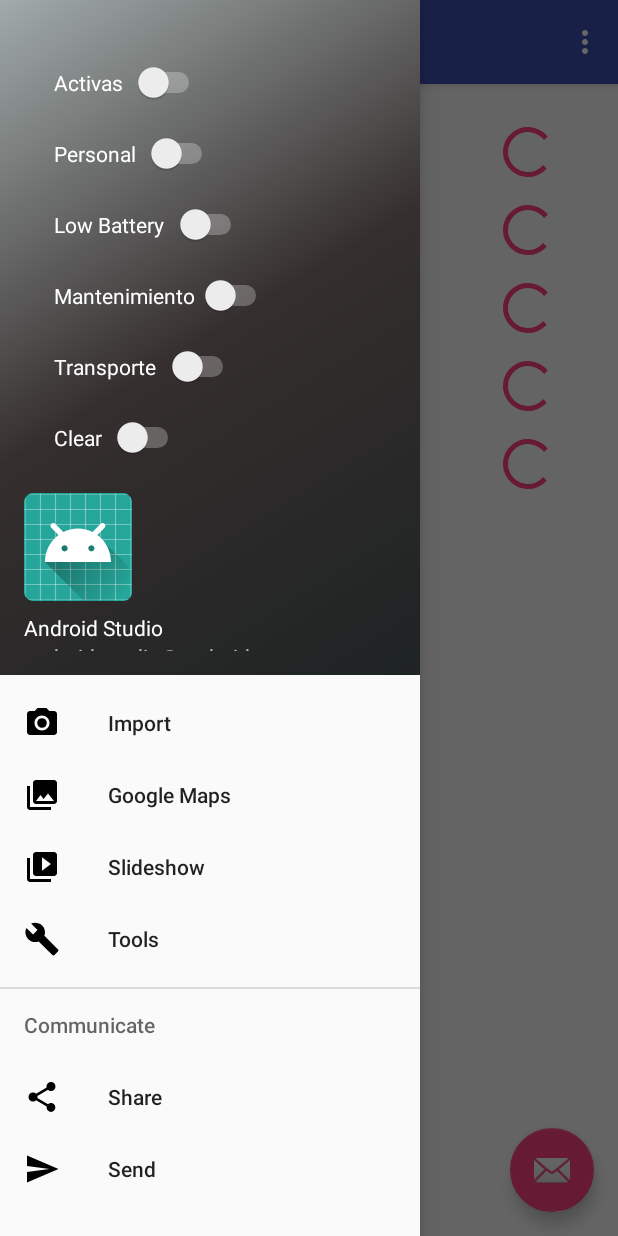
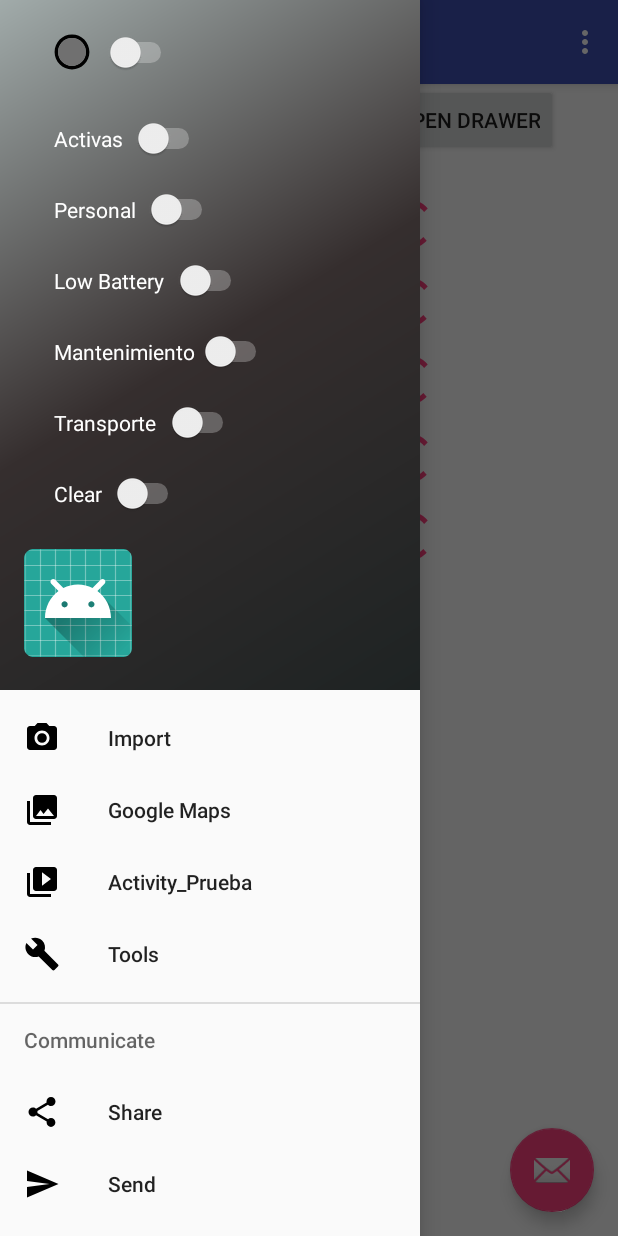
Before and after one commit to RodrigoPulidoG/NavigationDrawerBeta, an Android app: the screen it shows after launch (MainActivity), with the side drawer open, on a phone screen of 412 x 824 dp. Run offline under Robolectric (Android 15) with nearby library versions, the phone set to English and light mode, and no system bars; plain views replace SpinKitView.

Commit message:
More DrawersL

```diff
--- a/app/src/main/AndroidManifest.xml
+++ b/app/src/main/AndroidManifest.xml
@@ -40,7 +40,9 @@
 
         <activity
             android:name=".MapsActivity"
-            android:label="@string/title_activity_maps"></activity>
+            android:label="@string/title_activity_maps" />
+        <activity android:name=".Main2Activity" />
+        <activity android:name=".GridActivity"></activity>
     </application>
 
 </manifest>
--- a/app/src/main/java/com/example/rodpro/navigationdrawer/MainActivity.java
+++ b/app/src/main/java/com/example/rodpro/navigationdrawer/MainActivity.java
@@ -16,9 +16,11 @@ import android.support.v7.app.AppCompatActivity;
 import android.support.v7.widget.Toolbar;
 import android.view.Menu;
 import android.view.MenuItem;
+import android.widget.Button;
 import android.widget.ProgressBar;
 import android.widget.Switch;
 
+import static com.example.rodpro.navigationdrawer.R.id.drawer_layout;
 import static com.example.rodpro.navigationdrawer.R.id.sScooter;
 import static com.example.rodpro.navigationdrawer.R.id.spacer;
 
@@ -28,6 +30,8 @@ public class MainActivity extends AppCompatActivity
     private Switch sA,sP,sLB,sM,sT,sC,ssA,ssP,ssLB,ssM,ssT,ssC;
     private ProgressBar pb_A, pb_B, pb_C, pb_D, pb_E;
     private NavigationView navigationView;
+    private Button boton;
+    private DrawerLayout midrawer;
 
 
     @Override
@@ -36,6 +40,8 @@ public class MainActivity extends AppCompatActivity
         setContentView(R.layout.activity_main);
         Toolbar toolbar = findViewById(R.id.toolbar);
         setSupportActionBar(toolbar);
+        boton = findViewById(R.id.boton);
+        midrawer = findViewById(R.id.drawer_layout);
 
         navigationView = findViewById(R.id.nav_view);
         navigationView.setNavigationItemSelectedListener(this);
@@ -84,6 +90,7 @@ public class MainActivity extends AppCompatActivity
         drawer.addDrawerListener(toggle);
         toggle.syncState();
 
+
         NavigationView navigationView = (NavigationView) findViewById(R.id.nav_view);
         navigationView.setNavigationItemSelectedListener(this);
         navigationView.setItemIconTintList(null);
@@ -91,7 +98,7 @@ public class MainActivity extends AppCompatActivity
 
     @Override
     public void onBackPressed() {
-        DrawerLayout drawer = (DrawerLayout) findViewById(R.id.drawer_layout);
+        DrawerLayout drawer = findViewById(R.id.drawer_layout);
         if (drawer.isDrawerOpen(GravityCompat.START)) {
             drawer.closeDrawer(GravityCompat.START);
         } else {
@@ -133,9 +140,11 @@ public class MainActivity extends AppCompatActivity
             Intent intentMap = new Intent(getApplicationContext(), MapsActivity.class);
             startActivity(intentMap);
         } else if (id == R.id.nav_slideshow) {
-
+            Intent intentMap = new Intent(getApplicationContext(), Main2Activity.class);
+            startActivity(intentMap);
         } else if (id == R.id.nav_manage) {
-
+            Intent intentMap = new Intent(getApplicationContext(), Main2Activity.class);
+            startActivity(intentMap);
         } else if (id == R.id.nav_share) {
 
         } else if (id == R.id.nav_send) {
@@ -149,6 +158,10 @@ public class MainActivity extends AppCompatActivity
 
     public void onClick(View view) {
         switch (view.getId()){
+
+            case (R.id.boton):
+                midrawer.openDrawer(GravityCompat.START);
+                break;
 
             case (R.id.sScooter):
                 visualProgresBar(ssA.isChecked(),pb_A);
--- /dev/null
+++ b/app/src/main/res/drawable/ic_icon_button_checked.xml
@@ -0,0 +1,5 @@
+<vector android:height="24dp" android:viewportHeight="150.0"
+    android:viewportWidth="150.0" android:width="24dp" xmlns:android="http://schemas.android.com/apk/res/android">
+    <path android:fillColor="#FF000000" android:pathData="M75,2.5C35.1,2.5 2.5,35.1 2.5,75s32.6,72.5 72.5,72.5s72.5,-32.6 72.5,-72.5S114.9,2.5 75,2.5zM75,133c-32,0 -58,-26 -58,-58s26,-58 58,-58s58,26 58,58S107,133 75,133z"/>
+    <path android:fillColor="#707070" android:pathData="M75,75m-58,0a58,58 0,1 1,116 0a58,58 0,1 1,-116 0"/>
+</vector>
--- a/app/src/main/res/layout/content_main.xml
+++ b/app/src/main/res/layout/content_main.xml
@@ -15,6 +15,12 @@
         android:layout_marginRight="40dp"
         app:layout_constraintRight_toRightOf="parent"
         app:layout_constraintTop_toTopOf="parent">
+        <Button
+            android:id="@+id/boton"
+            android:text="open drawer"
+            android:onClick="onClick"
+            android:layout_width="wrap_content"
+            android:layout_height="wrap_content" />
 
         <com.github.ybq.android.spinkit.SpinKitView
             android:id="@+id/login_spin_kitA"
--- a/app/src/main/res/layout/nav_header_main.xml
+++ b/app/src/main/res/layout/nav_header_main.xml
@@ -3,7 +3,7 @@
     xmlns:android="http://schemas.android.com/apk/res/android"
     xmlns:app="http://schemas.android.com/apk/res-auto"
     android:layout_width="match_parent"
-    android:layout_height="450dp"
+    android:layout_height="460dp"
     android:background="@drawable/side_nav_bar"
     android:gravity="top"
     android:orientation="vertical"
@@ -23,6 +23,24 @@
         android:orientation="vertical"
         app:layout_constraintStart_toStartOf="parent"
         app:layout_constraintTop_toTopOf="parent">
+
+        <LinearLayout
+            android:orientation="horizontal"
+            android:layout_marginBottom="10dp"
+            android:layout_width="match_parent"
+            android:layout_height="wrap_content">
+            <ImageView
+                android:layout_width="wrap_content"
+                android:layout_height="wrap_content"
+                android:layout_gravity="center"
+                android:layout_marginRight="10dp"
+                app:srcCompat="@drawable/ic_icon_button_checked"/>
+            <Switch
+                android:id="@+id/scooterActive"
+                android:layout_width="wrap_content"
+                android:layout_height="wrap_content"
+                android:layout_gravity="center"/>
+        </LinearLayout>
 
         <Switch
             android:id="@+id/sScooter"
--- a/app/src/main/res/menu/activity_main_drawer.xml
+++ b/app/src/main/res/menu/activity_main_drawer.xml
@@ -15,7 +15,7 @@
         <item
             android:id="@+id/nav_slideshow"
             android:icon="@drawable/ic_menu_slideshow"
-            android:title="Slideshow" />
+            android:title="Activity_Prueba" />
         <item
             android:id="@+id/nav_manage"
             android:icon="@drawable/ic_menu_manage"
```
Also changed, not shown: app/src/main/java/com/example/rodpro/navigationdrawer/GridActivity.java (added, +13 -0 lines), app/src/main/java/com/example/rodpro/navigationdrawer/Main2Activity.java (added, +13 -0 lines), app/src/main/res/layout/activity_grid.xml (added, +9 -0 lines), app/src/main/res/layout/activity_main.xml (+7 -4 lines), app/src/main/res/layout/activity_main2.xml (added, +44 -0 lines), app/src/main/res/layout/activity_maps.xml (+28 -8 lines).
